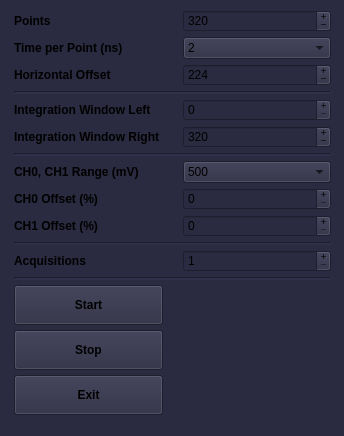
Anatoly1010/Atomize_NIOCH, file atomize/control_center/gui/dig_main_window.ui: the form before one commit.
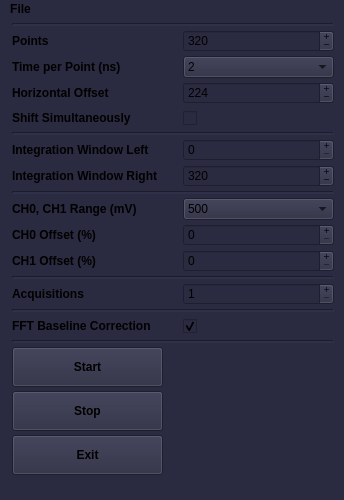
The form after the commit.

The edit to the form file:
```diff
--- a/atomize/control_center/gui/dig_main_window.ui
+++ b/atomize/control_center/gui/dig_main_window.ui
@@ -7,7 +7,7 @@
     <x>0</x>
     <y>0</y>
     <width>344</width>
-    <height>436</height>
+    <height>500</height>
    </rect>
   </property>
   <property name="sizePolicy">
@@ -19,13 +19,13 @@
   <property name="minimumSize">
    <size>
     <width>344</width>
-    <height>436</height>
+    <height>500</height>
    </size>
   </property>
   <property name="maximumSize">
    <size>
     <width>344</width>
-    <height>438</height>
+    <height>500</height>
    </size>
   </property>
   <property name="sizeIncrement">
@@ -56,13 +56,13 @@
    <property name="minimumSize">
     <size>
      <width>344</width>
-     <height>436</height>
+     <height>480</height>
     </size>
    </property>
    <property name="maximumSize">
     <size>
      <width>344</width>
-     <height>436</height>
+     <height>480</height>
     </size>
    </property>
    <layout class="QHBoxLayout" name="horizontalLayout">
@@ -70,7 +70,7 @@
      <number>9</number>
     </property>
     <property name="topMargin">
-     <number>9</number>
+     <number>2</number>
     </property>
     <property name="rightMargin">
      <number>0</number>
@@ -81,13 +81,13 @@
        <enum>QLayout::SetNoConstraint</enum>
       </property>
       <property name="leftMargin">
-       <number>5</number>
+       <number>3</number>
       </property>
       <property name="topMargin">
        <number>0</number>
       </property>
       <property name="rightMargin">
-       <number>13</number>
+       <number>10</number>
       </property>
       <property name="bottomMargin">
        <number>4</number>
@@ -96,10 +96,190 @@
        <number>20</number>
       </property>
       <property name="verticalSpacing">
-       <number>4</number>
+       <number>2</number>
       </property>
+      <item row="19" column="0">
+       <widget class="QPushButton" name="button_start">
+        <property name="minimumSize">
+         <size>
+          <width>0</width>
+          <height>40</height>
+         </size>
+        </property>
+        <property name="font">
+         <font>
+          <weight>75</weight>
+          <bold>true</bold>
+         </font>
+        </property>
+        <property name="text">
+         <string>Start</string>
+        </property>
+       </widget>
+      </item>
+      <item row="2" column="0">
+       <widget class="QLabel" name="label_2">
+        <property name="font">
+         <font>
+          <weight>75</weight>
+          <bold>true</bold>
+         </font>
+        </property>
+        <property name="text">
+         <string>Time per Point (ns)</string>
+        </property>
+       </widget>
+      </item>
+      <item row="16" column="0">
+       <widget class="QLabel" name="label_11">
+        <property name="font">
+         <font>
+          <weight>75</weight>
+          <bold>true</bold>
+         </font>
+        </property>
+        <property name="text">
+         <string>FFT Baseline Correction</string>
+        </property>
+       </widget>
+      </item>
+      <item row="7" column="1">
+       <widget class="QSpinBox" name="Win_left">
+        <property name="buttonSymbols">
+         <enum>QAbstractSpinBox::PlusMinus</enum>
+        </property>
+        <property name="keyboardTracking">
+         <bool>false</bool>
+        </property>
+        <property name="maximum">
+         <number>3200</number>
+        </property>
+        <property name="singleStep">
+         <number>1</number>
+        </property>
+       </widget>
+      </item>
+      <item row="17" column="0" colspan="2">
+       <widget class="Line" name="line_6">
+        <property name="lineWidth">
+         <number>2</number>
+        </property>
+        <property name="orientation">
+         <enum>Qt::Horizontal</enum>
+        </property>
+       </widget>
+      </item>
+      <item row="1" column="1">
+       <widget class="QSpinBox" name="Timescale">
+        <property name="readOnly">
+         <bool>false</bool>
+        </property>
+        <property name="buttonSymbols">
+         <enum>QAbstractSpinBox::PlusMinus</enum>
+        </property>
+        <property name="specialValueText">
+         <string notr="true"/>
+        </property>
+        <property name="keyboardTracking">
+         <bool>false</bool>
+        </property>
+        <property name="minimum">
+         <number>32</number>
+        </property>
+        <property name="maximum">
+         <number>6400</number>
+        </property>
+        <property name="singleStep">
+         <number>16</number>
+        </property>
+        <property name="value">
+         <number>320</number>
+        </property>
+       </widget>
+      </item>
+      <item row="9" column="0" colspan="2">
+       <widget class="Line" name="line_2">
+        <property name="lineWidth">
+         <number>2</number>
+        </property>
+        <property name="orientation">
+         <enum>Qt::Horizontal</enum>
+        </property>
+       </widget>
+      </item>
+      <item row="6" column="0" colspan="2">
+       <widget class="Line" name="line">
+        <property name="lineWidth">
+         <number>2</number>
+        </property>
+        <property name="orientation">
+         <enum>Qt::Horizontal</enum>
+        </property>
+       </widget>
+      </item>
+      <item row="11" column="0">
+       <widget class="QLabel" name="label_8">
+        <property name="font">
+         <font>
+          <weight>75</weight>
+          <bold>true</bold>
+         </font>
+        </property>
+        <property name="text">
+         <string>CH0 Offset (%)</string>
+        </property>
+       </widget>
+      </item>
+      <item row="11" column="1">
+       <widget class="QSpinBox" name="Ch0_offset">
+        <property name="buttonSymbols">
+         <enum>QAbstractSpinBox::PlusMinus</enum>
+        </property>
+        <property name="keyboardTracking">
+         <bool>false</bool>
+        </property>
+        <property name="minimum">
+         <number>0</number>
+        </property>
+        <property name="maximum">
+         <number>100</number>
+        </property>
+        <property name="singleStep">
+         <number>1</number>
+        </property>
+        <property name="value">
+         <number>0</number>
+        </property>
+       </widget>
+      </item>
+      <item row="10" column="0">
+       <widget class="QLabel" name="label_4">
+        <property name="font">
+         <font>
+          <weight>75</weight>
+          <bold>true</bold>
+         </font>
+        </property>
+        <property name="text">
+         <string>CH0, CH1 Range (mV)</string>
+        </property>
+       </widget>
+      </item>
+      <item row="8" column="0">
+       <widget class="QLabel" name="label_9">
+        <property name="font">
+         <font>
+          <weight>75</weight>
+          <bold>true</bold>
+         </font>
+        </property>
+        <property name="text">
+         <string>Integration Window Right</string>
+        </property>
+       </widget>
+      </item>
       <item row="13" column="0" colspan="2">
-       <widget class="Line" name="line_4">
+       <widget class="Line" name="line_3">
         <property name="lineWidth">
          <number>2</number>
         </property>
@@ -108,48 +288,7 @@
         </property>
        </widget>
       </item>
-      <item row="3" column="1">
-       <widget class="QSpinBox" name="Hor_offset">
-        <property name="buttonSymbols">
-         <enum>QAbstractSpinBox::PlusMinus</enum>
-        </property>
-        <property name="keyboardTracking">
-         <bool>false</bool>
-        </property>
-        <property name="minimum">
-         <number>16</number>
-        </property>
-        <property name="maximum">
-         <number>6400</number>
-        </property>
-        <property name="singleStep">
-         <number>16</number>
-        </property>
-        <property name="value">
-         <number>224</number>
-        </property>
-       </widget>
-      </item>
-      <item row="15" column="0">
-       <widget class="QPushButton" name="button_stop">
-        <property name="minimumSize">
-         <size>
-          <width>0</width>
-          <height>40</height>
-         </size>
-        </property>
-        <property name="font">
-         <font>
-          <weight>75</weight>
-          <bold>true</bold>
-         </font>
-        </property>
-        <property name="text">
-         <string>Stop</string>
-        </property>
-       </widget>
-      </item>
-      <item row="8" column="1">
+      <item row="10" column="1">
        <widget class="QComboBox" name="Chan_range">
         <item>
          <property name="text">
@@ -173,78 +312,7 @@
         </item>
        </widget>
       </item>
-      <item row="6" column="0">
-       <widget class="QLabel" name="label_9">
-        <property name="font">
-         <font>
-          <weight>75</weight>
-          <bold>true</bold>
-         </font>
-        </property>
-        <property name="text">
-         <string>Integration Window Right</string>
-        </property>
-       </widget>
-      </item>
-      <item row="6" column="1">
-       <widget class="QSpinBox" name="Win_right">
-        <property name="buttonSymbols">
-         <enum>QAbstractSpinBox::PlusMinus</enum>
-        </property>
-        <property name="keyboardTracking">
-         <bool>false</bool>
-        </property>
-        <property name="maximum">
-         <number>3200</number>
-        </property>
-        <property name="singleStep">
-         <number>1</number>
-        </property>
-        <property name="value">
-         <number>320</number>
-        </property>
-       </widget>
-      </item>
-      <item row="0" column="0">
-       <widget class="QLabel" name="label">
-        <property name="font">
-         <font>
-          <weight>75</weight>
-          <bold>true</bold>
-          <kerning>true</kerning>
-         </font>
-        </property>
-        <property name="text">
-         <string>Points</string>
-        </property>
-       </widget>
-      </item>
-      <item row="10" column="1">
-       <widget class="QSpinBox" name="Ch1_offset">
-        <property name="buttonSymbols">
-         <enum>QAbstractSpinBox::PlusMinus</enum>
-        </property>
-        <property name="keyboardTracking">
-         <bool>false</bool>
-        </property>
-        <property name="minimum">
-         <number>0</number>
-        </property>
-        <property name="maximum">
-         <number>100</number>
-        </property>
-        <property name="singleStep">
-         <number>1</number>
-        </property>
-        <property name="value">
-         <number>0</number>
-        </property>
-        <property name="displayIntegerBase">
-         <number>10</number>
-        </property>
-       </widget>
-      </item>
-      <item row="3" column="0">
+      <item row="4" column="0">
        <widget class="QLabel" name="label_3">
         <property name="font">
          <font>
@@ -257,18 +325,8 @@
         </property>
        </widget>
       </item>
-      <item row="11" column="0" colspan="2">
-       <widget class="Line" name="line_3">
-        <property name="lineWidth">
-         <number>2</number>
-        </property>
-        <property name="orientation">
-         <enum>Qt::Horizontal</enum>
-        </property>
-       </widget>
-      </item>
-      <item row="12" column="0">
-       <widget class="QLabel" name="label_7">
+      <item row="7" column="0">
+       <widget class="QLabel" name="label_5">
         <property name="font">
          <font>
           <weight>75</weight>
@@ -276,81 +334,11 @@
          </font>
         </property>
         <property name="text">
-         <string>Acquisitions</string>
+         <string>Integration Window Left</string>
         </property>
        </widget>
       </item>
-      <item row="5" column="1">
-       <widget class="QSpinBox" name="Win_left">
-        <property name="buttonSymbols">
-         <enum>QAbstractSpinBox::PlusMinus</enum>
-        </property>
-        <property name="keyboardTracking">
-         <bool>false</bool>
-        </property>
-        <property name="maximum">
-         <number>3200</number>
-        </property>
-        <property name="singleStep">
-         <number>1</number>
-        </property>
-       </widget>
-      </item>
-      <item row="4" column="0" colspan="2">
-       <widget class="Line" name="line">
-        <property name="lineWidth">
-         <number>2</number>
-        </property>
-        <property name="orientation">
-         <enum>Qt::Horizontal</enum>
-        </property>
-       </widget>
-      </item>
-      <item row="9" column="1">
-       <widget class="QSpinBox" name="Ch0_offset">
-        <property name="buttonSymbols">
-         <enum>QAbstractSpinBox::PlusMinus</enum>
-        </property>
-        <property name="keyboardTracking">
-         <bool>false</bool>
-        </property>
-        <property name="minimum">
-         <number>0</number>
-        </property>
-        <property name="maximum">
-         <number>100</number>
-        </property>
-        <property name="singleStep">
-         <number>1</number>
-        </property>
-        <property name="value">
-         <number>0</number>
-        </property>
-       </widget>
-      </item>
-      <item row="12" column="1">
-       <widget class="QSpinBox" name="Acq_number">
-        <property name="buttonSymbols">
-         <enum>QAbstractSpinBox::PlusMinus</enum>
-        </property>
-        <property name="keyboardTracking">
-         <bool>false</bool>
-        </property>
-        <property name="minimum">
-         <number>1</number>
-        </property>
-        <property name="maximum">
-         <number>5000</number>
-        </property>
-        <property name="stepType">
-         <enum>QAbstractSpinBox::DefaultStepType</enum>
-        </property>
-        <property name="value">
-         <number>1</number>
-        </property>
-       </widget>
-      </item>
-      <item row="1" column="1">
+      <item row="2" column="1">
        <widget class="QComboBox" name="Time_per_point">
         <item>
          <property name="text">
@@ -384,66 +372,40 @@
         </item>
        </widget>
       </item>
-      <item row="10" column="0">
-       <widget class="QLabel" name="label_6">
-        <property name="font">
-         <font>
-          <weight>75</weight>
-          <bold>true</bold>
-         </font>
+      <item row="15" column="0" colspan="2">
+       <widget class="Line" name="line_4">
+        <property name="lineWidth">
+         <number>2</number>
         </property>
-        <property name="text">
-         <string>CH1 Offset (%)</string>
+        <property name="orientation">
+         <enum>Qt::Horizontal</enum>
         </property>
        </widget>
       </item>
-      <item row="5" column="0">
-       <widget class="QLabel" name="label_5">
-        <property name="font">
-         <font>
-          <weight>75</weight>
-          <bold>true</bold>
-         </font>
+      <item row="14" column="1">
+       <widget class="QSpinBox" name="Acq_number">
+        <property name="buttonSymbols">
+         <enum>QAbstractSpinBox::PlusMinus</enum>
         </property>
-        <property name="text">
-         <string>Integration Window Left</string>
+        <property name="keyboardTracking">
+         <bool>false</bool>
         </property>
-       </widget>
-      </item>
-      <item row="9" column="0">
-       <widget class="QLabel" name="label_8">
-        <property name="font">
-         <font>
-          <weight>75</weight>
-          <bold>true</bold>
-         </font>
+        <property name="minimum">
+         <number>1</number>
         </property>
-        <property name="text">
-         <string>CH0 Offset (%)</string>
+        <property name="maximum">
+         <number>5000</number>
         </property>
-       </widget>
-      </item>
-      <item row="1" column="0">
-       <widget class="QLabel" name="label_2">
-        <property name="font">
-         <font>
-          <weight>75</weight>
-          <bold>true</bold>
-         </font>
+        <property name="stepType">
+         <enum>QAbstractSpinBox::DefaultStepType</enum>
         </property>
-        <property name="text">
-         <string>Time per Point (ns)</string>
+        <property name="value">
+         <number>1</number>
         </property>
        </widget>
       </item>
       <item row="14" column="0">
-       <widget class="QPushButton" name="button_start">
-        <property name="minimumSize">
-         <size>
-          <width>0</width>
-          <height>40</height>
-         </size>
-        </property>
+       <widget class="QLabel" name="label_7">
         <property name="font">
          <font>
           <weight>75</weight>
@@ -451,52 +413,11 @@
          </font>
         </property>
         <property name="text">
-         <string>Start</string>
+         <string>Acquisitions</string>
         </property>
        </widget>
       </item>
-      <item row="8" column="0">
-       <widget class="QLabel" name="label_4">
-        <property name="font">
-         <font>
-          <weight>75</weight>
-          <bold>true</bold>
-         </font>
-        </property>
-        <property name="text">
-         <string>CH0, CH1 Range (mV)</string>
-        </property>
-       </widget>
-      </item>
-      <item row="0" column="1">
-       <widget class="QSpinBox" name="Timescale">
-        <property name="readOnly">
-         <bool>false</bool>
-        </property>
-        <property name="buttonSymbols">
-         <enum>QAbstractSpinBox::PlusMinus</enum>
-        </property>
-        <property name="specialValueText">
-         <string notr="true"/>
-        </property>
-        <property name="keyboardTracking">
-         <bool>false</bool>
-        </property>
-        <property name="minimum">
-         <number>32</number>
-        </property>
-        <property name="maximum">
-         <number>6400</number>
-        </property>
-        <property name="singleStep">
-         <number>16</number>
-        </property>
-        <property name="value">
-         <number>320</number>
-        </property>
-       </widget>
-      </item>
-      <item row="17" column="0">
+      <item row="22" column="0">
        <widget class="QPushButton" name="button_off">
         <property name="minimumSize">
          <size>
@@ -515,8 +436,8 @@
         </property>
        </widget>
       </item>
-      <item row="7" column="0" colspan="2">
-       <widget class="Line" name="line_2">
+      <item row="0" column="0" colspan="2">
+       <widget class="Line" name="line_5">
         <property name="lineWidth">
          <number>2</number>
         </property>
@@ -525,10 +446,200 @@
         </property>
        </widget>
       </item>
+      <item row="5" column="0">
+       <widget class="QLabel" name="label_10">
+        <property name="font">
+         <font>
+          <weight>75</weight>
+          <bold>true</bold>
+         </font>
+        </property>
+        <property name="text">
+         <string>Shift Simultaneously</string>
+        </property>
+       </widget>
+      </item>
+      <item row="12" column="1">
+       <widget class="QSpinBox" name="Ch1_offset">
+        <property name="buttonSymbols">
+         <enum>QAbstractSpinBox::PlusMinus</enum>
+        </property>
+        <property name="keyboardTracking">
+         <bool>false</bool>
+        </property>
+        <property name="minimum">
+         <number>0</number>
+        </property>
+        <property name="maximum">
+         <number>100</number>
+        </property>
+        <property name="singleStep">
+         <number>1</number>
+        </property>
+        <property name="value">
+         <number>0</number>
+        </property>
+        <property name="displayIntegerBase">
+         <number>10</number>
+        </property>
+       </widget>
+      </item>
+      <item row="8" column="1">
+       <widget class="QSpinBox" name="Win_right">
+        <property name="buttonSymbols">
+         <enum>QAbstractSpinBox::PlusMinus</enum>
+        </property>
+        <property name="keyboardTracking">
+         <bool>false</bool>
+        </property>
+        <property name="maximum">
+         <number>3200</number>
+        </property>
+        <property name="singleStep">
+         <number>1</number>
+        </property>
+        <property name="value">
+         <number>320</number>
+        </property>
+       </widget>
+      </item>
+      <item row="12" column="0">
+       <widget class="QLabel" name="label_6">
+        <property name="font">
+         <font>
+          <weight>75</weight>
+          <bold>true</bold>
+         </font>
+        </property>
+        <property name="text">
+         <string>CH1 Offset (%)</string>
+        </property>
+       </widget>
+      </item>
+      <item row="16" column="1">
+       <widget class="QCheckBox" name="baseline_box">
+        <property name="text">
+          <string> </string>
+        </property>
+        <property name="checked">
+         <bool>true</bool>
+        </property>
+       </widget>
+      </item>
+      <item row="5" column="1">
+       <widget class="QCheckBox" name="shift_box">
+        <property name="text">
+         <string> </string>
+        </property>
+       </widget>
+      </item>
+      <item row="20" column="0">
+       <widget class="QPushButton" name="button_stop">
+        <property name="minimumSize">
+         <size>
+          <width>0</width>
+          <height>40</height>
+         </size>
+        </property>
+        <property name="font">
+         <font>
+          <weight>75</weight>
+          <bold>true</bold>
+         </font>
+        </property>
+        <property name="text">
+         <string>Stop</string>
+        </property>
+       </widget>
+      </item>
+      <item row="4" column="1">
+       <widget class="QSpinBox" name="Hor_offset">
+        <property name="buttonSymbols">
+         <enum>QAbstractSpinBox::PlusMinus</enum>
+        </property>
+        <property name="keyboardTracking">
+         <bool>false</bool>
+        </property>
+        <property name="minimum">
+         <number>16</number>
+        </property>
+        <property name="maximum">
+         <number>6400</number>
+        </property>
+        <property name="singleStep">
+         <number>16</number>
+        </property>
+        <property name="value">
+         <number>224</number>
+        </property>
+       </widget>
+      </item>
+      <item row="1" column="0">
+       <widget class="QLabel" name="label">
+        <property name="font">
+         <font>
+          <weight>75</weight>
+          <bold>true</bold>
+          <kerning>true</kerning>
+         </font>
+        </property>
+        <property name="text">
+         <string>Points</string>
+        </property>
+       </widget>
+      </item>
      </layout>
     </item>
    </layout>
   </widget>
+  <widget class="QMenuBar" name="menuBar">
+   <property name="geometry">
+    <rect>
+     <x>0</x>
+     <y>0</y>
+     <width>344</width>
+     <height>22</height>
+    </rect>
+   </property>
+   <property name="font">
+    <font>
+     <weight>75</weight>
+     <bold>true</bold>
+    </font>
+   </property>
+   <widget class="QMenu" name="menu_file">
+    <property name="geometry">
+     <rect>
+      <x>301</x>
+      <y>173</y>
+      <width>159</width>
+      <height>100</height>
+     </rect>
+    </property>
+    <property name="font">
+     <font>
+      <weight>50</weight>
+      <bold>false</bold>
+     </font>
+    </property>
+    <property name="title">
+     <string>File</string>
+    </property>
+    <addaction name="action_read"/>
+    <addaction name="action_save"/>
+   </widget>
+   <addaction name="menu_file"/>
+  </widget>
+  <action name="action_read">
+   <property name="text">
+    <string>Read from file</string>
+   </property>
+  </action>
+  <action name="action_save">
+   <property name="text">
+    <string>Save to file</string>
+   </property>
+  </action>
  </widget>
  <resources/>
  <connections/>
```
